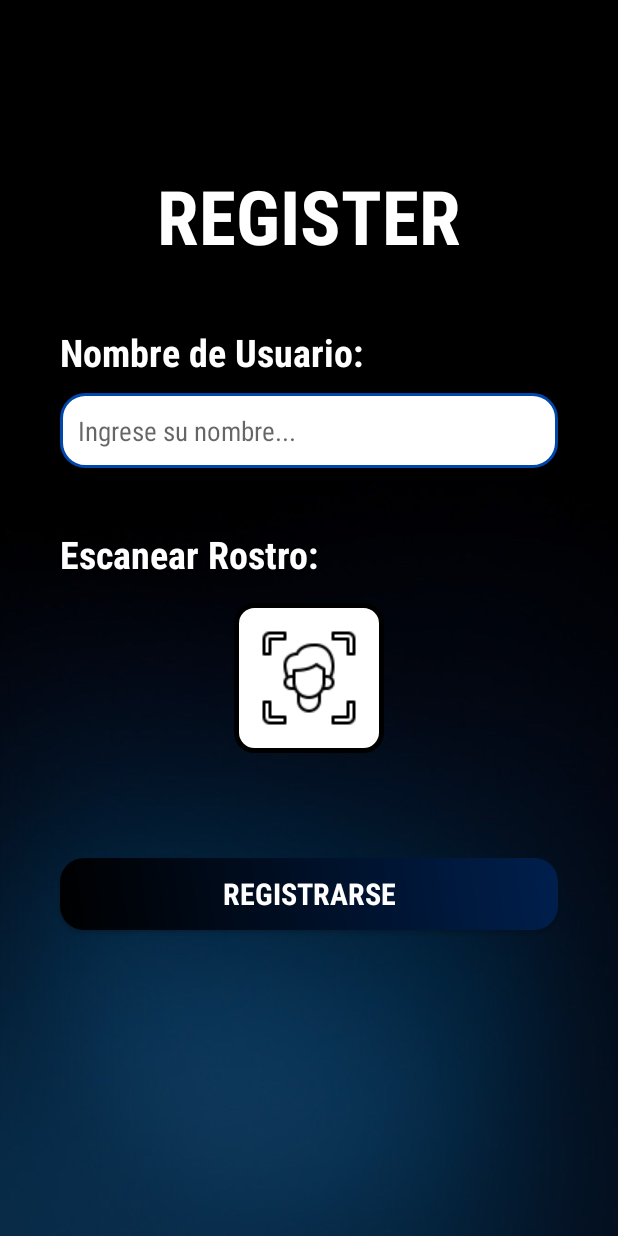
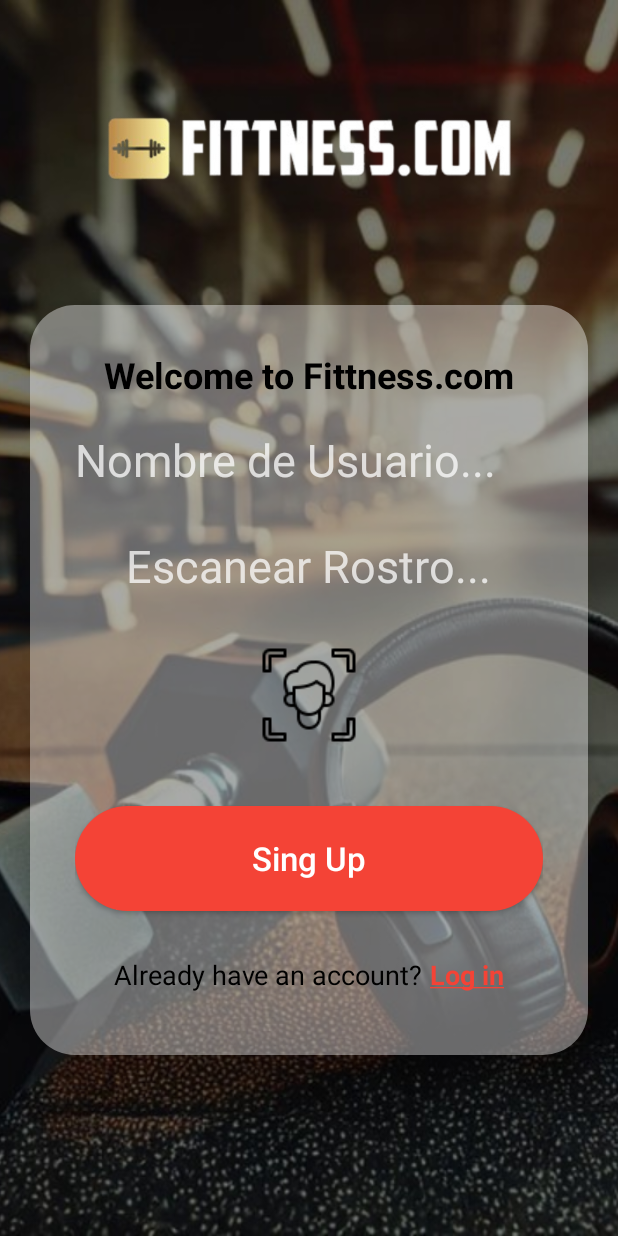
Before and after one commit to Ponce-Rafael/FaceRecognitionAppDespliegue, an Android app built with Jetpack Compose: the RegisterActivity screen opened directly, with no data from a screen before it, on a phone screen of 412 x 824 dp. Run offline under Robolectric (Android 15) with nearby library versions, the phone set to English and light mode, and no system bars; our stand-ins replace Volley.

Commit message:
Cambio de Imagenes y Estilos

```diff
--- a/app/src/main/java/com/utm/facerecognitionapp/RegisterActivity.java
+++ b/app/src/main/java/com/utm/facerecognitionapp/RegisterActivity.java
@@ -7,10 +7,14 @@ import android.graphics.BitmapFactory;
 import android.net.Uri;
 import android.os.Bundle;
 import android.provider.MediaStore;
+import android.text.SpannableString;
+import android.text.style.ForegroundColorSpan;
+import android.text.style.UnderlineSpan;
 import android.util.Base64;
 import android.widget.Button;
 import android.widget.EditText;
 import android.widget.ImageButton;
+import android.widget.TextView;
 import android.widget.Toast;
 
 import androidx.core.content.FileProvider;
@@ -32,9 +36,10 @@ import java.util.Map;
 
 public class RegisterActivity extends Activity {
 
-    EditText inputUsername;
-    Button btnRegister;
+    EditText etNombre;
+    Button btnSignUp;
     ImageButton btnScanFace;
+    TextView tvGoLogin;
 
     static final int REQUEST_IMAGE_CAPTURE = 1;
     Uri imageUri;
@@ -46,10 +51,24 @@ public class RegisterActivity extends Activity {
         super.onCreate(savedInstanceState);
         setContentView(R.layout.activity_register);
 
-        inputUsername = findViewById(R.id.inputUsername);
-        btnRegister = findViewById(R.id.btnRegister);
+        etNombre = findViewById(R.id.etNombre);
+        btnSignUp = findViewById(R.id.btnSignUp);
         btnScanFace = findViewById(R.id.btnScanFace);
+        tvGoLogin = findViewById(R.id.tvGoLogin);
 
+        // Subrayar y poner en rojo el texto "Log in"
+        TextView tvSignUp = findViewById(R.id.tvGoLogin);
+        SpannableString content = new SpannableString("Log in");
+        content.setSpan(new UnderlineSpan(), 0, content.length(), 0);
+        tvSignUp.setText(content);
+
+        // Ir a Login
+        tvGoLogin.setOnClickListener(v -> {
+            startActivity(new Intent(RegisterActivity.this, LoginActivity.class));
+            finish();
+        });
+
+        // Escanear rostro
         btnScanFace.setOnClickListener(v -> {
             try {
                 imageFile = File.createTempFile("face_", ".jpg", getExternalCacheDir());
@@ -64,7 +83,7 @@ public class RegisterActivity extends Activity {
             }
         });
 
-        btnRegister.setOnClickListener(v -> {
+        btnSignUp.setOnClickListener(v -> {
             if (yaRegistrado) return;
             yaRegistrado = true;
             prepararRegistro();
@@ -72,10 +91,10 @@ public class RegisterActivity extends Activity {
     }
 
     private void prepararRegistro() {
-        String username = inputUsername.getText().toString().trim();
+        String nombre = etNombre.getText().toString().trim();
 
-        if (username.isEmpty()) {
-            inputUsername.setError("Ingrese un Nombre Válido");
+        if (nombre.isEmpty()) {
+            etNombre.setError("Ingrese un Nombre Válido");
             yaRegistrado = false;
             return;
         }
@@ -104,7 +123,7 @@ public class RegisterActivity extends Activity {
             return;
         }
 
-        enviarDatosAlServidor(username, imagenBase64);
+        enviarDatosAlServidor(nombre, imagenBase64);
     }
 
     private String convertirABase64(Bitmap bitmap) {
@@ -116,12 +135,7 @@ public class RegisterActivity extends Activity {
     }
 
     private void enviarDatosAlServidor(String nombre, String imagenBase64) {
-//      IP de mi casa
         String URL = "http://192.168.1.101:5000/registro";
-
-        /* IP de zona gamer
-        String URL = "http://192.168.140.236:5000/registro";
-        */
 
         RequestQueue queue = Volley.newRequestQueue(this);
 
@@ -161,9 +175,8 @@ public class RegisterActivity extends Activity {
             }
         };
 
-        // ✅ Añadir retry policy para evitar errores por lentitud
         request.setRetryPolicy(new DefaultRetryPolicy(
-                10000, // 10 segundos de espera
+                30000,
                 DefaultRetryPolicy.DEFAULT_MAX_RETRIES,
                 DefaultRetryPolicy.DEFAULT_BACKOFF_MULT
         ));
--- /dev/null
+++ b/app/src/main/res/drawable/bottom_shadow_gradient.xml
@@ -0,0 +1,6 @@
+<shape xmlns:android="http://schemas.android.com/apk/res/android" android:shape="rectangle">
+    <gradient
+        android:startColor="#00000000"
+        android:endColor="#C0000000"
+        android:angle="270"/>
+</shape>
--- a/app/src/main/res/drawable/btn_border.xml
+++ /dev/null
@@ -1,7 +0,0 @@
-<shape xmlns:android="http://schemas.android.com/apk/res/android" android:shape="rectangle">
-    <solid android:color="#FFFFFF" /> <!-- Fondo blanco -->
-    <stroke
-        android:width="3dp"
-        android:color="#000000" /> <!-- Borde negro -->
-    <corners android:radius="12dp" /> <!-- Bordes redondeados -->
-</shape>
--- /dev/null
+++ b/app/src/main/res/drawable/card_background.xml
@@ -0,0 +1,9 @@
+<shape xmlns:android="http://schemas.android.com/apk/res/android"
+    android:shape="rectangle">
+
+    <!-- Blanco con 40% de opacidad (hex: 66) -->
+    <solid android:color="#66FFFFFF" />
+
+    <!-- Esquinas redondeadas -->
+    <corners android:radius="30dp" />
+</shape>
--- /dev/null
+++ b/app/src/main/res/drawable/rounded_button_red.xml
@@ -0,0 +1,5 @@
+<shape xmlns:android="http://schemas.android.com/apk/res/android"
+    android:shape="rectangle">
+    <solid android:color="#F44336" />
+    <corners android:radius="50dp" />
+</shape>
--- /dev/null
+++ b/app/src/main/res/drawable/underline_gray.xml
@@ -0,0 +1,5 @@
+<shape xmlns:android="http://schemas.android.com/apk/res/android"
+    android:shape="rectangle">
+    <size android:height="2dp"/>
+    <solid android:color="#CCCCCC"/>
+</shape>
--- a/app/src/main/res/layout/activity_register.xml
+++ b/app/src/main/res/layout/activity_register.xml
@@ -1,113 +1,118 @@
-<?xml version="1.0" encoding="utf-8"?>
 <RelativeLayout xmlns:android="http://schemas.android.com/apk/res/android"
     android:layout_width="match_parent"
-    android:layout_height="match_parent">
+    android:layout_height="match_parent"
+    android:background="#C37C7B7B">
 
-    <!-- Imagen de fondo -->
-
+    <!-- Fondo gimnasio -->
     <ImageView
-        android:id="@+id/backgroundImage"
+        android:id="@+id/bgImage"
         android:layout_width="match_parent"
         android:layout_height="match_parent"
         android:scaleType="centerCrop"
-        android:src="@drawable/fondo" />
+        android:src="@drawable/gym" />
 
-    <!-- Título grande "REGISTER" -->
-    <TextView
-        android:id="@+id/labelWelcome"
+    <!-- Logo superior -->
+    <ImageView
+        android:id="@+id/logo"
         android:layout_width="wrap_content"
         android:layout_height="wrap_content"
         android:layout_centerHorizontal="true"
-        android:layout_marginTop="110dp"
-        android:elevation="8dp"
-        android:fontFamily="sans-serif-condensed-medium"
-        android:shadowColor="#80000000"
-        android:shadowDx="2"
-        android:shadowDy="2"
-        android:shadowRadius="3"
-        android:text="REGISTER"
-        android:textColor="#FFFFFF"
-        android:textSize="50sp"
-        android:textStyle="bold" />
+        android:layout_marginTop="30dp"
+        android:layout_alignParentTop="true"
+        android:src="@drawable/logo_gym" />
 
-    <!-- Texto "Nombre de Usuario:" -->
+    <!-- Tarjeta flotante centrada -->
+    <LinearLayout
+        android:id="@+id/card"
+        android:layout_width="match_parent"
+        android:layout_height="500dp"
+        android:layout_below="@id/logo"
+        android:layout_marginTop="35dp"
+        android:layout_marginStart="20dp"
+        android:layout_marginEnd="20dp"
+        android:background="@drawable/card_background"
+        android:elevation="20dp"
+        android:gravity="center_horizontal"
+        android:orientation="vertical"
+        android:padding="30dp">
+
+        <!-- Texto bienvenida -->
         <TextView
-        android:id="@+id/labelUsername"
             android:layout_width="wrap_content"
             android:layout_height="wrap_content"
-        android:layout_below="@id/labelWelcome"
-        android:layout_marginTop="40dp"
-        android:layout_marginStart="40dp"
-        android:fontFamily="sans-serif-condensed-medium"
-        android:shadowColor="#80000000"
-        android:shadowDx="2"
-        android:shadowDy="2"
-        android:shadowRadius="3"
-        android:text="Nombre de Usuario:"
-        android:textColor="#FFFFFF"
-        android:textSize="25sp"
-        android:textStyle="bold" />
+            android:text="Welcome to Fittness.com"
+            android:textColor="#000000"
+            android:textSize="24sp"
+            android:textStyle="bold"
+            android:layout_marginBottom="20dp"/>
 
-    <!-- Campo para ingresar el nombre de usuario -->
+        <!-- Input de nombre -->
         <EditText
-        android:id="@+id/inputUsername"
+            android:id="@+id/etNombre"
             android:layout_width="match_parent"
-        android:layout_height="50dp"
-        android:layout_below="@id/labelUsername"
-        android:layout_marginStart="40dp"
-        android:layout_marginTop="10dp"
-        android:layout_marginEnd="40dp"
-        android:background="@drawable/edittext_rounded"
-        android:fontFamily="sans-serif-condensed"
-        android:hint="Ingrese su nombre..."
-        android:padding="12dp"
-        android:textColor="@color/black"
-        android:textSize="18sp" />
+            android:layout_height="wrap_content"
+            android:hint="Nombre de Usuario..."
+            android:textColor="#000000"
+            android:textColorHint="#BEFFFFFF"
+            android:background="@android:color/transparent"
+            android:layout_marginBottom="20dp"
+            android:textSize="30sp"
+            android:inputType="textPersonName"
+            android:paddingBottom="8dp"
+            android:drawableBottom="@drawable/underline_gray"/>
 
-    <!-- Texto "Escanear rostro" -->
+        <!-- Texto escanear -->
         <TextView
-        android:id="@+id/labelScanFace"
             android:layout_width="wrap_content"
             android:layout_height="wrap_content"
-        android:layout_below="@id/inputUsername"
-        android:layout_marginTop="40dp"
-        android:layout_marginStart="40dp"
-        android:fontFamily="sans-serif-condensed-medium"
-        android:shadowColor="#80000000"
-        android:shadowDx="2"
-        android:shadowDy="2"
-        android:shadowRadius="3"
-        android:text="Escanear Rostro:"
-        android:textColor="#FFFFFF"
-        android:textSize="25sp"
-        android:textStyle="bold" />
+            android:text="Escanear Rostro..."
+            android:textColor="#BEFFFFFF"
+            android:textSize="30sp"
+            android:layout_marginBottom="16dp" />
 
-    <!-- Botón con imagen para escanear rostro -->
+        <!-- Botón escanear rostro -->
         <ImageButton
             android:id="@+id/btnScanFace"
             android:layout_width="100dp"
             android:layout_height="100dp"
-        android:layout_below="@id/inputUsername"
-        android:layout_marginTop="90dp"
-        android:layout_centerHorizontal="true"
-        android:src="@drawable/ic_face_scan"
-        android:background="@drawable/btn_border"
-        android:contentDescription="Escanear rostro" />
+            android:layout_marginBottom="24dp"
+            android:background="@null"
+            android:contentDescription="Escanear rostro"
+            android:src="@drawable/ic_face_scan" />
 
-    <!-- Botón Registrar -->
+        <!-- Botón Sign Up -->
         <Button
-        android:id="@+id/btnRegister"
+            android:id="@+id/btnSignUp"
             android:layout_width="match_parent"
+            android:layout_height="70dp"
+            android:layout_marginBottom="30dp"
+            android:background="@drawable/rounded_button_red"
+            android:text="Sing Up"
+            android:textAllCaps="false"
+            android:textColor="#FFFFFF"
+            android:textSize="22sp" />
+
+        <!-- Texto ir a login -->
+        <LinearLayout
+            android:layout_width="wrap_content"
             android:layout_height="wrap_content"
-        android:layout_below="@id/btnScanFace"
-        android:layout_marginTop="70dp"
-        android:layout_marginStart="40dp"
-        android:layout_marginEnd="40dp"
-        android:text="Registrarse"
-        android:textColor="#FFFFFF"
-        android:textSize="20sp"
-        android:textStyle="bold"
-        android:fontFamily="sans-serif-condensed-medium"
-        android:background="@drawable/button_background" />
+            android:orientation="horizontal">
 
+            <TextView
+                android:layout_width="wrap_content"
+                android:layout_height="wrap_content"
+                android:text="Already have an account? "
+                android:textColor="#000000"
+                android:textSize="18sp" />
+
+            <TextView
+                android:id="@+id/tvGoLogin"
+                android:layout_width="wrap_content"
+                android:layout_height="wrap_content"
+                android:text="Log in"
+                android:textColor="#F44336"
+                android:textSize="18sp"
+                android:textStyle="bold"/>
+        </LinearLayout>
+    </LinearLayout>
 </RelativeLayout>
```
Also changed, not shown: app/src/main/java/com/utm/facerecognitionapp/LoginActivity.java (+21 -6 lines), app/src/main/java/com/utm/facerecognitionapp/MainActivity.kt (+13 -1 lines), app/src/main/res/layout/activity_dashboard.xml (+5 -6 lines), app/src/main/res/layout/activity_login.xml (+77 -37 lines), app/src/main/res/layout/activity_main.xml (+58 -47 lines), app/src/main/res/drawable/gym.jpg (added), app/src/main/res/drawable/logo_gym.png (added), 2 other files. Lines whose indentation alone changed are shown as unchanged.
